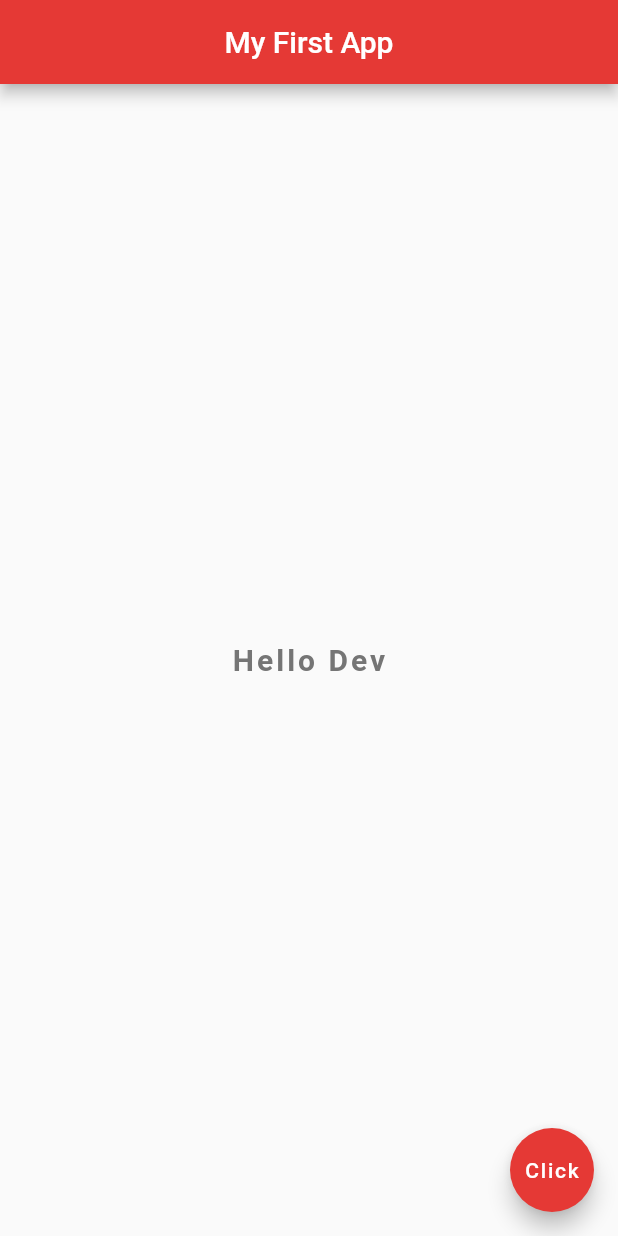
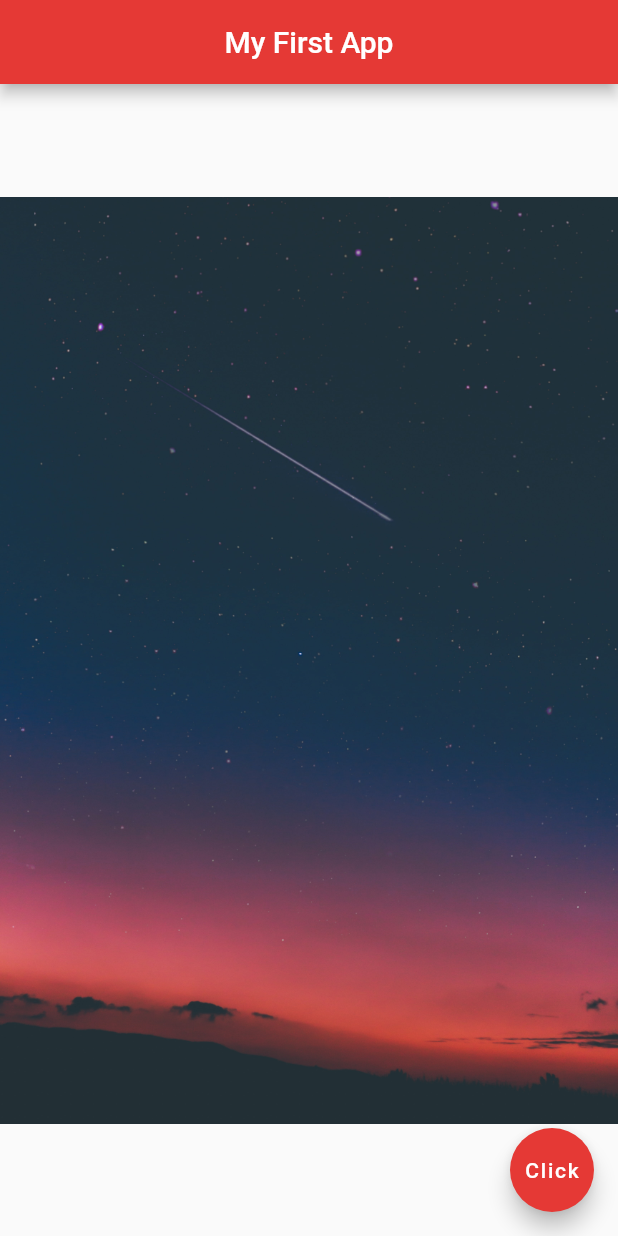
Before and after one commit to Sunilpore/FlutterBasics, a Flutter app: the screen it shows after launch, on a phone screen of 412 x 824 dp. Run offline on Flutter 3.47's test engine with Material 2 defaults, Android fonts, the phone set to English and light mode, and no system bars; Roboto replaces fonts that are missing (Pattaya).

Commit message:
load image into imageview, upgrade flutter sdk version

```diff
--- a/my_flutter_app/lib/main.dart
+++ b/my_flutter_app/lib/main.dart
@@ -2,7 +2,7 @@ import 'package:flutter/material.dart';
 
 void main() =>
   runApp(MaterialApp(
-    home: Home(),
+    home: HomeImgeWidget(),
   ));
 
 
@@ -56,3 +56,33 @@ class Home extends StatelessWidget {
     );
   }
 }
+
+
+class HomeImgeWidget extends StatelessWidget {
+
+  @override
+  Widget build(BuildContext context) {
+    return Scaffold(
+      appBar: AppBar(
+        title: Text('My First App'),
+        centerTitle: true,
+        backgroundColor: Colors.red[600],
+      ),
+      body: Center(
+        child:Image.asset("assets/space-1.jpg")
+        //Image.network("https://images.unsplash.com/photo-1464802686167-b939a6910659?ixid=MnwxMjA3fDB8MHxwaG90by1wYWdlfHx8fGVufDB8fHx8&ixlib=rb-1.2.1&auto=format&fit=crop&w=1933&q=80")
+
+        /*Image(
+          //image: NetworkImage('https://images.unsplash.com/photo-1464802686167-b939a6910659?ixid=MnwxMjA3fDB8MHxwaG90by1wYWdlfHx8fGVufDB8fHx8&ixlib=rb-1.2.1&auto=format&fit=crop&w=1933&q=80'),
+          image: AssetImage("assets/space-1.jpg"))*/
+
+
+      ),
+      floatingActionButton: FloatingActionButton(
+        onPressed: () {},
+        child: Text('Click'),
+        backgroundColor: Colors.red[600],
+      ),
+    );
+  }
+}
--- a/my_flutter_app/pubspec.yaml
+++ b/my_flutter_app/pubspec.yaml
@@ -45,9 +45,8 @@ flutter:
   uses-material-design: true
 
   # To add assets to your application, add an assets section, like this:
-  # assets:
-  #   - images/a_dot_burr.jpeg
-  #   - images/a_dot_ham.jpeg
+  assets:
+    - assets/
 
   # An image asset can refer to one or more resolution-specific "variants", see
   # https://flutter.dev/assets-and-images/#resolution-aware.
```
Also changed, not shown: my_flutter_app/assets/space-1.jpg (added), my_flutter_app/assets/space-3.jpg (added), my_flutter_app/pubspec.lock, 2 other files.
